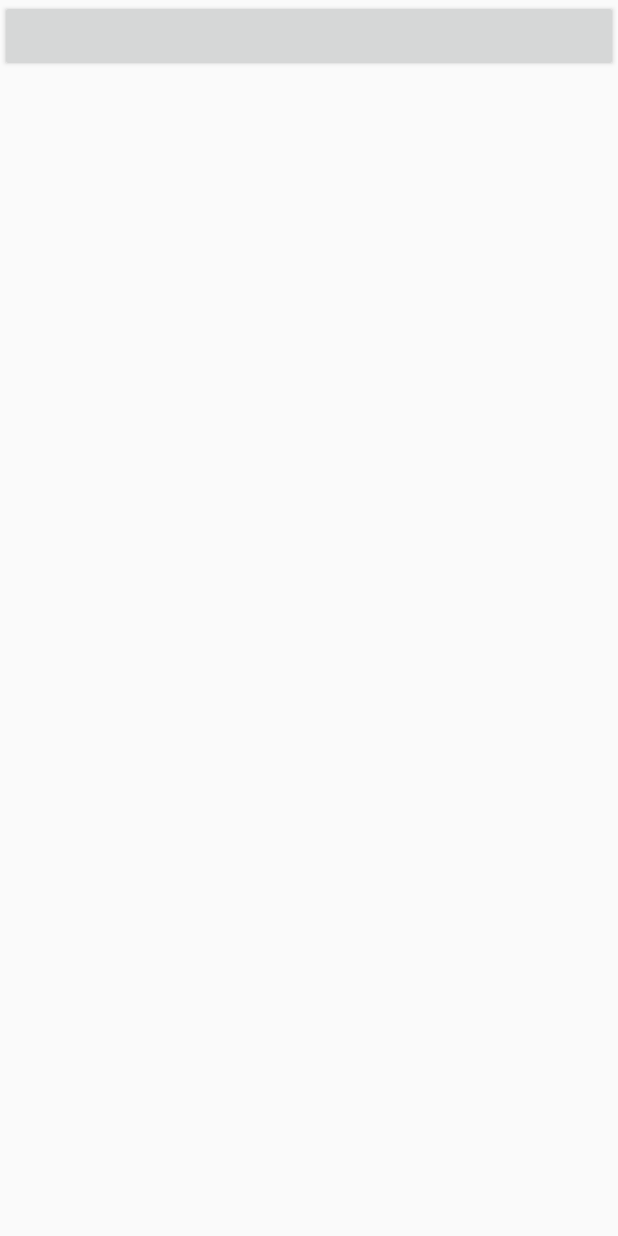
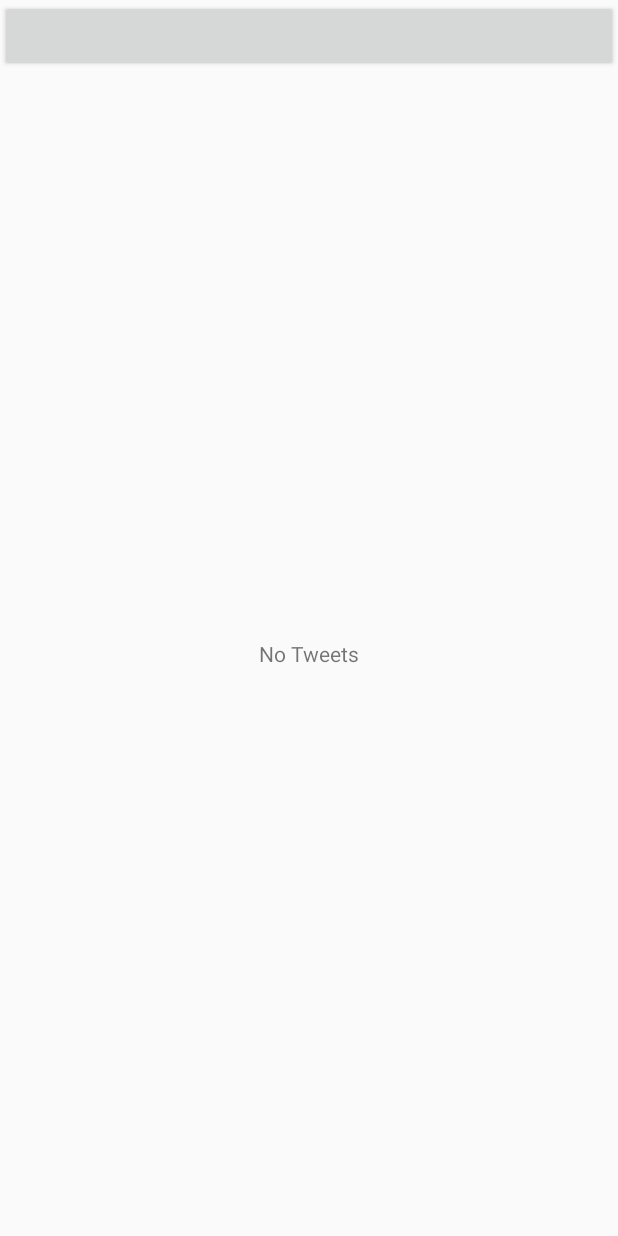
Before and after one commit to Rickmarges/all-in-one-social-media, an Android app: the fragment TwitterFragment shown on its own in the app's theme, on a phone screen of 412 x 824 dp. Run offline under Robolectric (Android 15) with nearby library versions, the light colour scheme and no system bars; libraries missing offline, so code that uses them is left out: com.twitter.sdk; plain views replace TwitterLoginButton; 3 statements that could not run were skipped.

Commit message:
Added the beginning of some storage functions and finished the API calls
- May need to find an other way in getting the fragment in DashboardActivity
- May need to split TwitterFragment and Repository more

```diff
--- a/Dash/app/src/main/java/com/example/dash/ui/dashboard/DashboardActivity.java
+++ b/Dash/app/src/main/java/com/example/dash/ui/dashboard/DashboardActivity.java
@@ -149,7 +149,7 @@ public class DashboardActivity extends AppCompatActivity {
         super.onActivityResult(requestCode, resultCode, data);
         FragmentManager fragment = getSupportFragmentManager();
         if (fragment != null) {
-            Fragment frag = fragment.findFragmentByTag("android:switcher:2131230895:2");
+            Fragment frag = fragment.findFragmentByTag("android:switcher:2131230896:2");
             frag.onActivityResult(requestCode, resultCode, data);
         }
         else Log.d("Twitter", "fragment is null");
--- a/Dash/app/src/main/java/com/example/dash/ui/dashboard/TwitterFragment.java
+++ b/Dash/app/src/main/java/com/example/dash/ui/dashboard/TwitterFragment.java
@@ -18,17 +18,68 @@ import com.twitter.sdk.android.core.TwitterCore;
 import com.twitter.sdk.android.core.TwitterException;
 import com.twitter.sdk.android.core.TwitterSession;
 import com.twitter.sdk.android.core.identity.TwitterLoginButton;
+import com.twitter.sdk.android.core.models.Tweet;
+
+import java.io.BufferedReader;
+import java.io.File;
+import java.io.FileInputStream;
+import java.io.IOException;
+import java.io.InputStreamReader;
+import java.nio.charset.StandardCharsets;
+import java.util.List;
 
 public class TwitterFragment extends Fragment{
     private TwitterLoginButton loginButton;
+    private TwitterFragment twitterFragment = this;
 
     @Nullable
     @Override
     public View onCreateView(LayoutInflater inflater, @Nullable ViewGroup container, @Nullable Bundle savedInstanceState) {
         super.onCreateView(inflater, container, savedInstanceState);
         View rootView = inflater.inflate(R.layout.twitter_fragment, container, false);
+        loginButton = rootView.findViewById(R.id.twitter_login_button);
 
-        loginButton = rootView.findViewById(R.id.twitter_login_button);
+        if(!isLoggedIn()){
+            login();
+        }else{
+
+        }
+
+        return rootView;
+    }
+
+    public boolean isLoggedIn(){
+        FileInputStream fis = null;
+        try{
+            fis = getContext().openFileInput("");
+        }catch(Exception ex){
+
+        }
+        InputStreamReader inputStreamReader = new InputStreamReader(fis, StandardCharsets.UTF_8);
+        StringBuilder stringBuilder = new StringBuilder();
+        try (BufferedReader reader = new BufferedReader(inputStreamReader)) {
+            String line = reader.readLine();
+            while (line != null) {
+                stringBuilder.append(line).append('\n');
+                line = reader.readLine();
+            }
+            //Todo if lines contains tokens check
+            return true;
+        } catch (IOException e) {
+            // Error occurred when opening raw file for reading.
+            return false;
+        } finally {
+            return false;
+        }
+
+
+        return false;
+    }
+
+    public void login(){
+        //Todo get global path name
+        File file = new File(getContext().getFilesDir(), "");
+
         loginButton.setCallback(new Callback<TwitterSession>() {
             @Override
             public void success(Result<TwitterSession> result) {
@@ -36,6 +87,11 @@ public class TwitterFragment extends Fragment{
                 if(session != null){
                     Toast.makeText(getContext(), "Authentication succesfull", Toast.LENGTH_SHORT).show();
                     TwitterRepository twitterRepository = new TwitterRepository(session);
+
+                    //Create login session and store it.
+                    //Load Twitter data if first time
+                    twitterRepository.Login();
+                    twitterRepository.GetHomeTimeline(twitterFragment, 20);
                 }else{
                     this.failure(new TwitterException("Session could not be created"));
                 }
@@ -46,7 +102,6 @@ public class TwitterFragment extends Fragment{
                 Toast.makeText(getContext(), "Authentication failed try again...", Toast.LENGTH_SHORT).show();
             }
         });
-        return rootView;
     }
 
     @Override
@@ -54,4 +109,9 @@ public class TwitterFragment extends Fragment{
         super.onActivityResult(requestCode, resultCode, data);
         loginButton.onActivityResult(requestCode, resultCode, data);
     }
+
+    public void createHomeTimelineView(List<Tweet> data){
+        Toast.makeText(getContext(), "Retrieved Twitter data correctly", Toast.LENGTH_SHORT).show();
+        return;
+    }
 }
--- a/Dash/app/src/main/res/layout/twitter_fragment.xml
+++ b/Dash/app/src/main/res/layout/twitter_fragment.xml
@@ -1,20 +1,38 @@
 <?xml version="1.0" encoding="utf-8"?>
-<FrameLayout xmlns:android="http://schemas.android.com/apk/res/android"
-    xmlns:tools="http://schemas.android.com/tools"
+<LinearLayout xmlns:android="http://schemas.android.com/apk/res/android"
+    android:orientation="vertical"
     android:layout_width="match_parent"
-    android:layout_height="match_parent"
-    tools:context=".ui.dashboard.DashFragment">
+    android:layout_height="match_parent">
 
     <com.twitter.sdk.android.core.identity.TwitterLoginButton
-        android:id="@+id/twitter_login_button"
+            android:id="@+id/twitter_login_button"
+            android:layout_width="match_parent"
+            android:layout_height="wrap_content" />
+
+    <TextView android:id="@+id/noTweets"
         android:layout_width="match_parent"
-        android:layout_height="wrap_content" />
+        android:layout_height="match_parent"
+        android:gravity="center_horizontal|center_vertical"
+        android:text="No Tweets"/>
 
-    <ScrollView
-        android:id="@+id/twitterscroll"
-        android:layout_width="match_parent"
-        android:layout_height="match_parent">
+</LinearLayout>
 
-    </ScrollView>
+<!--<FrameLayout xmlns:android="http://schemas.android.com/apk/res/android"-->
+<!--    xmlns:tools="http://schemas.android.com/tools"-->
+<!--    android:layout_width="match_parent"-->
+<!--    android:layout_height="match_parent"-->
+<!--    tools:context=".ui.dashboard.DashFragment">-->
 
-</FrameLayout>
+<!--    <com.twitter.sdk.android.core.identity.TwitterLoginButton-->
+<!--        android:id="@+id/twitter_login_button"-->
+<!--        android:layout_width="match_parent"-->
+<!--        android:layout_height="wrap_content" />-->
+
+<!--    <ScrollView-->
+<!--        android:id="@+id/twitterscroll"-->
+<!--        android:layout_width="match_parent"-->
+<!--        android:layout_height="match_parent">-->
+
+<!--    </ScrollView>-->
+
+<!--</FrameLayout>-->
```
Also changed, not shown: Dash/app/src/main/java/com/example/dash/data/TwitterRepository.java (+32 -0 lines).
